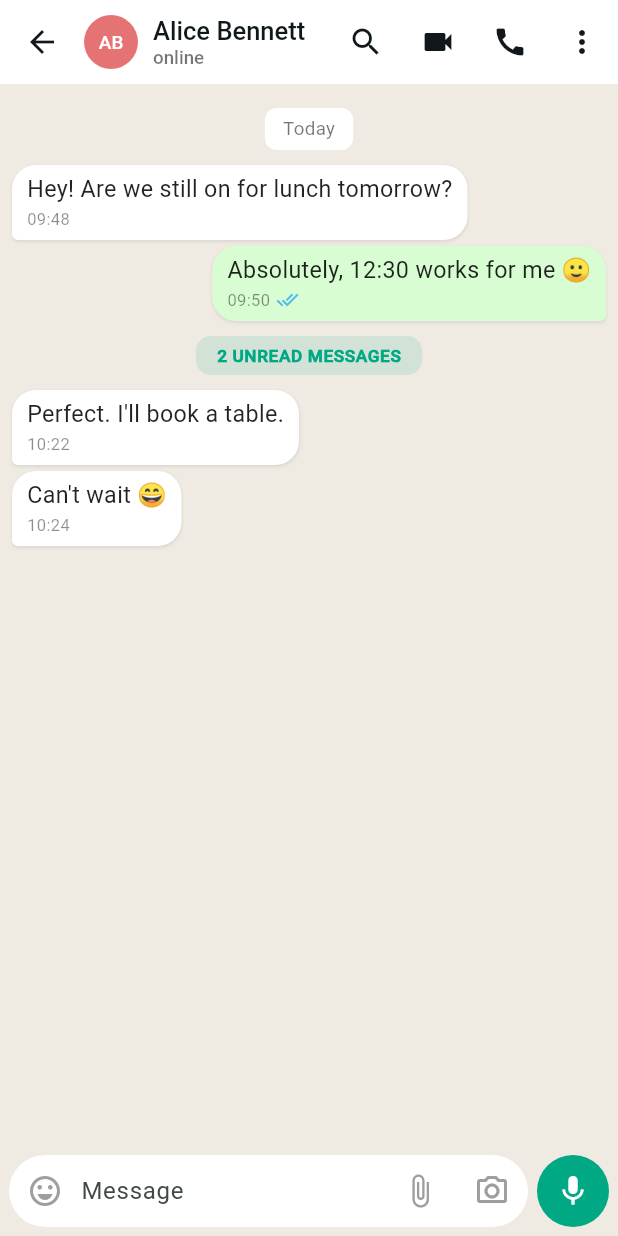
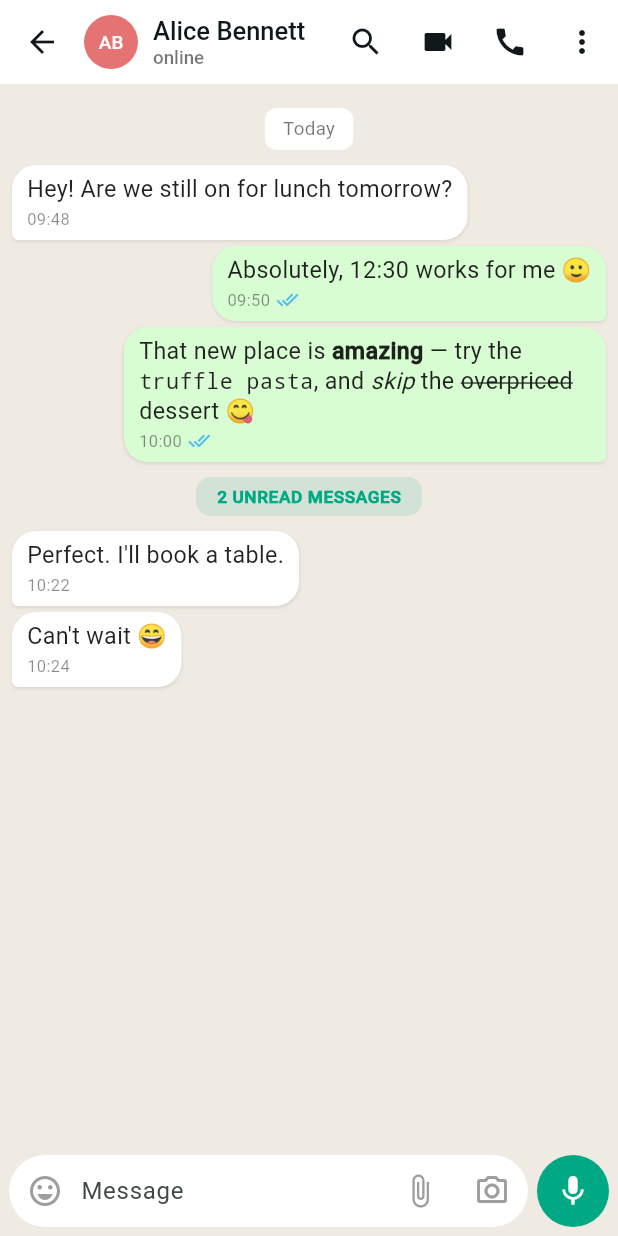
Before and after one commit to kingimann/OkayMessaging, a Flutter app: the ChatScreen screen opened directly with sample values from the repository, on a phone screen of 412 x 824 dp. Run offline on Flutter 3.47's test engine with Material 3 defaults, Android fonts, the phone set to English and light mode, and no system bars; our stand-ins replace shared_preferences, supabase_flutter; accounts and stored records are empty.

Commit message:
Add WhatsApp-style rich text formatting in messages
Messages now render inline formatting: *bold*, _italic_, ~strikethrough~,
and `monospace`, alongside the existing tappable link detection, via a
new RichMessageText widget (replacing the link-only renderer). The
formatting parser is pure and unit-tested. A formatted sample is shown in
Alice's chat.

```diff
--- a/lib/data/mock_data.dart
+++ b/lib/data/mock_data.dart
@@ -107,6 +107,14 @@ class MockData {
             id: 'm2',
             text: 'Absolutely, 12:30 works for me 🙂',
             time: _ago(const Duration(minutes: 40)),
+            isMe: true,
+            status: MessageStatus.read,
+          ),
+          Message(
+            id: 'm2b',
+            text: 'That new place is *amazing* — try the `truffle pasta`, '
+                'and _skip_ the ~overpriced~ dessert 😋',
+            time: _ago(const Duration(minutes: 30)),
             isMe: true,
             status: MessageStatus.read,
           ),
--- a/lib/widgets/message_bubble.dart
+++ b/lib/widgets/message_bubble.dart
@@ -3,8 +3,8 @@ import 'package:flutter/material.dart';
 import '../models/message.dart';
 import '../theme/app_theme.dart';
 import '../utils/date_formatter.dart';
-import 'linkable_text.dart';
 import 'message_status_icon.dart';
+import 'rich_message_text.dart';
 
 /// A single chat bubble, aligned left for incoming and right for outgoing.
 class MessageBubble extends StatelessWidget {
@@ -136,22 +136,13 @@ class MessageBubble extends StatelessWidget {
                         textColor: textColor,
                         metaColor: metaColor,
                       )
-                    else if (LinkableText.hasLink(message.text))
-                      LinkableText(
+                    else
+                      RichMessageText(
                         text: message.text,
                         textColor: textColor,
                         linkColor: isDark
                             ? const Color(0xFF53BDEB)
                             : const Color(0xFF027EB5),
-                      )
-                    else
-                      Text(
-                        message.text,
-                        style: TextStyle(
-                          color: textColor,
-                          fontSize: 15.5,
-                          height: 1.3,
-                        ),
                       ),
                     const SizedBox(height: 2),
                     Row(
--- /dev/null
+++ b/lib/widgets/rich_message_text.dart
@@ -0,0 +1,143 @@
+import 'package:flutter/gestures.dart';
+import 'package:flutter/material.dart';
+import 'package:flutter/services.dart';
+
+import 'linkable_text.dart';
+
+/// The inline styles supported in message text.
+enum RunStyle { plain, bold, italic, strike, mono }
+
+/// A parsed run of message text with the style it should render in.
+class TextRun {
+  final String text;
+  final RunStyle style;
+  const TextRun(this.text, this.style);
+}
+
+/// Message body text with WhatsApp-style inline formatting and tappable links.
+///
+/// Formatting markers: `*bold*`, `_italic_`, `~strikethrough~`, `` `mono` ``.
+/// URLs are detected and rendered as tappable links (tapping copies the link).
+class RichMessageText extends StatefulWidget {
+  final String text;
+  final Color textColor;
+  final Color linkColor;
+
+  const RichMessageText({
+    super.key,
+    required this.text,
+    required this.textColor,
+    required this.linkColor,
+  });
+
+  static final RegExp _format =
+      RegExp(r'\*(.+?)\*|_(.+?)_|~(.+?)~|`(.+?)`');
+
+  /// Splits [text] into styled runs by the formatting markers. Pure — used by
+  /// the widget and by tests.
+  static List<TextRun> parse(String text) {
+    final runs = <TextRun>[];
+    var index = 0;
+    for (final m in _format.allMatches(text)) {
+      if (m.start > index) {
+        runs.add(TextRun(text.substring(index, m.start), RunStyle.plain));
+      }
+      if (m.group(1) != null) {
+        runs.add(TextRun(m.group(1)!, RunStyle.bold));
+      } else if (m.group(2) != null) {
+        runs.add(TextRun(m.group(2)!, RunStyle.italic));
+      } else if (m.group(3) != null) {
+        runs.add(TextRun(m.group(3)!, RunStyle.strike));
+      } else {
+        runs.add(TextRun(m.group(4)!, RunStyle.mono));
+      }
+      index = m.end;
+    }
+    if (index < text.length) {
+      runs.add(TextRun(text.substring(index), RunStyle.plain));
+    }
+    return runs;
+  }
+
+  @override
+  State<RichMessageText> createState() => _RichMessageTextState();
+}
+
+class _RichMessageTextState extends State<RichMessageText> {
+  final List<TapGestureRecognizer> _recognizers = [];
+
+  @override
+  void dispose() {
+    for (final r in _recognizers) {
+      r.dispose();
+    }
+    super.dispose();
+  }
+
+  TextStyle _styleFor(RunStyle style) {
+    switch (style) {
+      case RunStyle.plain:
+        return const TextStyle();
+      case RunStyle.bold:
+        return const TextStyle(fontWeight: FontWeight.bold);
+      case RunStyle.italic:
+        return const TextStyle(fontStyle: FontStyle.italic);
+      case RunStyle.strike:
+        return const TextStyle(decoration: TextDecoration.lineThrough);
+      case RunStyle.mono:
+        return const TextStyle(fontFamily: 'monospace', fontSize: 14.5);
+    }
+  }
+
+  void _openLink(String url) {
+    Clipboard.setData(ClipboardData(text: url));
+    if (!mounted) return;
+    ScaffoldMessenger.of(context).showSnackBar(
+      SnackBar(content: Text('Link copied: $url')),
+    );
+  }
+
+  List<InlineSpan> _formattedSpans(String text) {
+    return [
+      for (final run in RichMessageText.parse(text))
+        TextSpan(text: run.text, style: _styleFor(run.style)),
+    ];
+  }
+
+  @override
+  Widget build(BuildContext context) {
+    for (final r in _recognizers) {
+      r.dispose();
+    }
+    _recognizers.clear();
+
+    final spans = <InlineSpan>[];
+    var index = 0;
+    for (final match in LinkableText.urlPattern.allMatches(widget.text)) {
+      if (match.start > index) {
+        spans.addAll(_formattedSpans(widget.text.substring(index, match.start)));
+      }
+      final url = match.group(0)!;
+      final recognizer = TapGestureRecognizer()..onTap = () => _openLink(url);
+      _recognizers.add(recognizer);
+      spans.add(TextSpan(
+        text: url,
+        style: TextStyle(
+          color: widget.linkColor,
+          decoration: TextDecoration.underline,
+          decorationColor: widget.linkColor,
+        ),
+        recognizer: recognizer,
+      ));
+      index = match.end;
+    }
+    if (index < widget.text.length) {
+      spans.addAll(_formattedSpans(widget.text.substring(index)));
+    }
+
+    return Text.rich(
+      TextSpan(children: spans),
+      style: TextStyle(color: widget.textColor, fontSize: 15.5, height: 1.3),
+    );
+  }
+}
```
Also changed, not shown: 1 other file.
